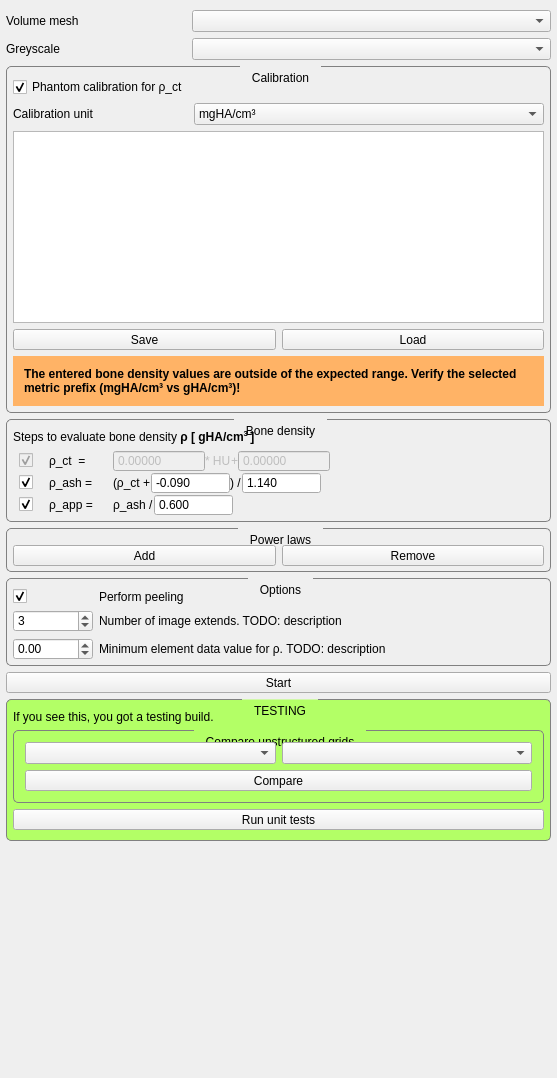
First picture: the form in Plugins/ch.zhaw.materialmapping/src/internal/MaterialMappingViewControls.ui, repository araex/mitk-gem, before the edit.
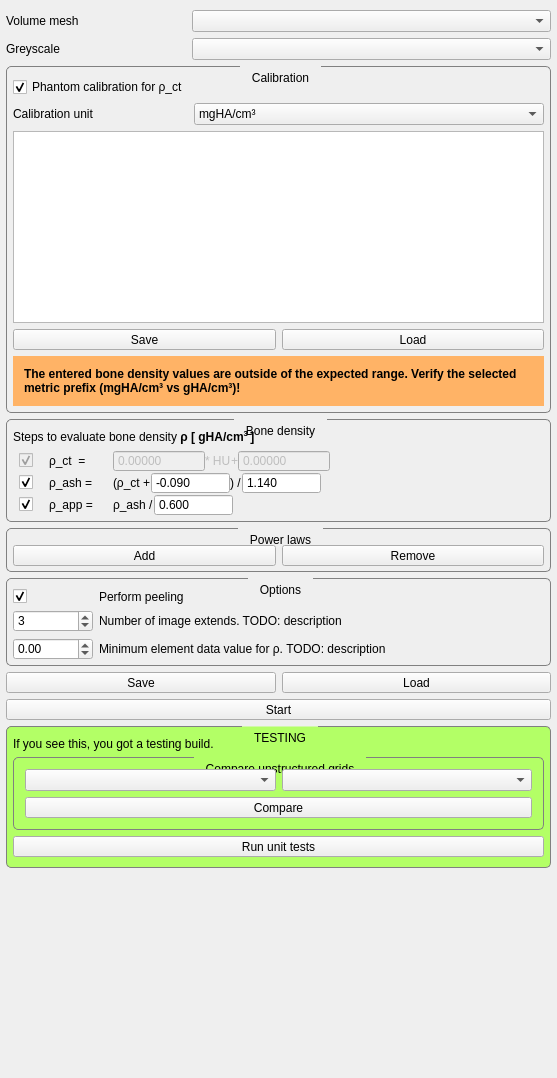
Second picture: the form after the edit. Custom widgets are drawn as their Qt base class.

What changed in the file:
```diff
--- a/Plugins/ch.zhaw.materialmapping/src/internal/MaterialMappingViewControls.ui
+++ b/Plugins/ch.zhaw.materialmapping/src/internal/MaterialMappingViewControls.ui
@@ -1266,6 +1266,54 @@
        </layout>
       </widget>
      </item>
+     <item>
+      <layout class="QHBoxLayout" name="horizontalLayout_5">
+       <property name="spacing">
+        <number>-1</number>
+       </property>
+       <property name="sizeConstraint">
+        <enum>QLayout::SetDefaultConstraint</enum>
+       </property>
+       <property name="leftMargin">
+        <number>0</number>
+       </property>
+       <property name="topMargin">
+        <number>0</number>
+       </property>
+       <item>
+        <widget class="QToolButton" name="saveParametersButton">
+         <property name="sizePolicy">
+          <sizepolicy hsizetype="Expanding" vsizetype="Fixed">
+           <horstretch>0</horstretch>
+           <verstretch>0</verstretch>
+          </sizepolicy>
+         </property>
+         <property name="toolTip">
+          <string>&lt;html&gt;&lt;head/&gt;&lt;body&gt;&lt;p&gt;Save the entered calibration values to a .txt&lt;/p&gt;&lt;/body&gt;&lt;/html&gt;</string>
+         </property>
+         <property name="text">
+          <string>Save</string>
+         </property>
+        </widget>
+       </item>
+       <item>
+        <widget class="QToolButton" name="loadParametersButton">
+         <property name="sizePolicy">
+          <sizepolicy hsizetype="Expanding" vsizetype="Fixed">
+           <horstretch>0</horstretch>
+           <verstretch>0</verstretch>
+          </sizepolicy>
+         </property>
+         <property name="toolTip">
+          <string>&lt;html&gt;&lt;head/&gt;&lt;body&gt;&lt;p&gt;Load the calibration values from a .txt&lt;/p&gt;&lt;/body&gt;&lt;/html&gt;</string>
+         </property>
+         <property name="text">
+          <string>Load</string>
+         </property>
+        </widget>
+       </item>
+      </layout>
+     </item>
      <item>
       <widget class="QToolButton" name="startButton">
        <property name="sizePolicy">
```
